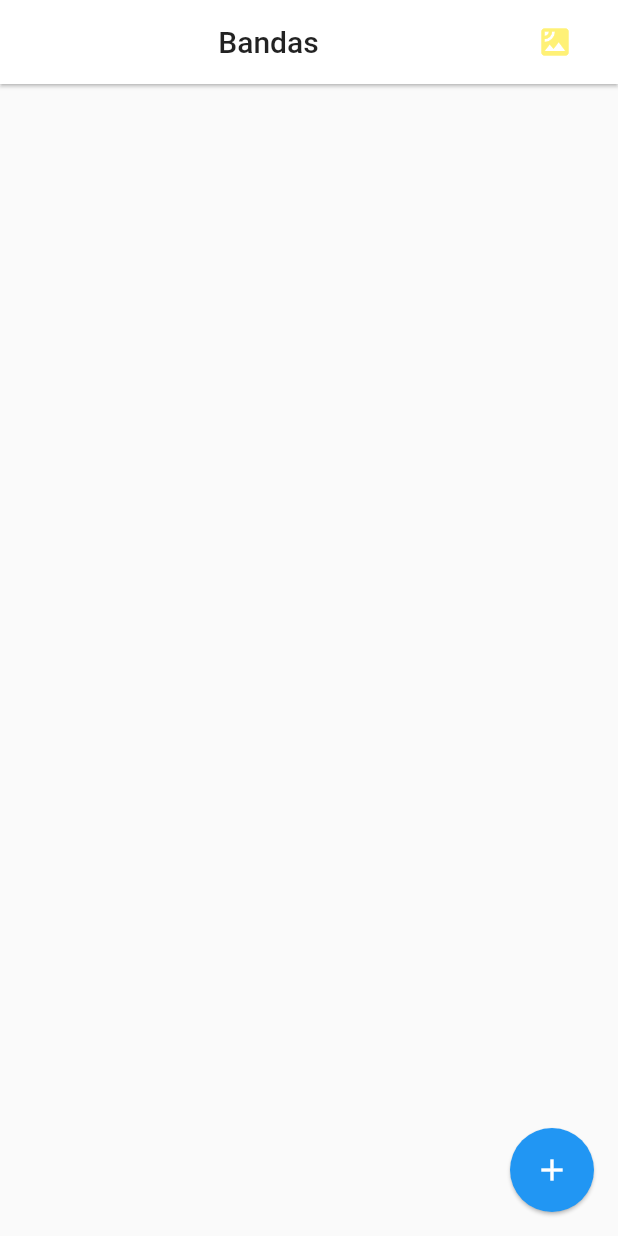
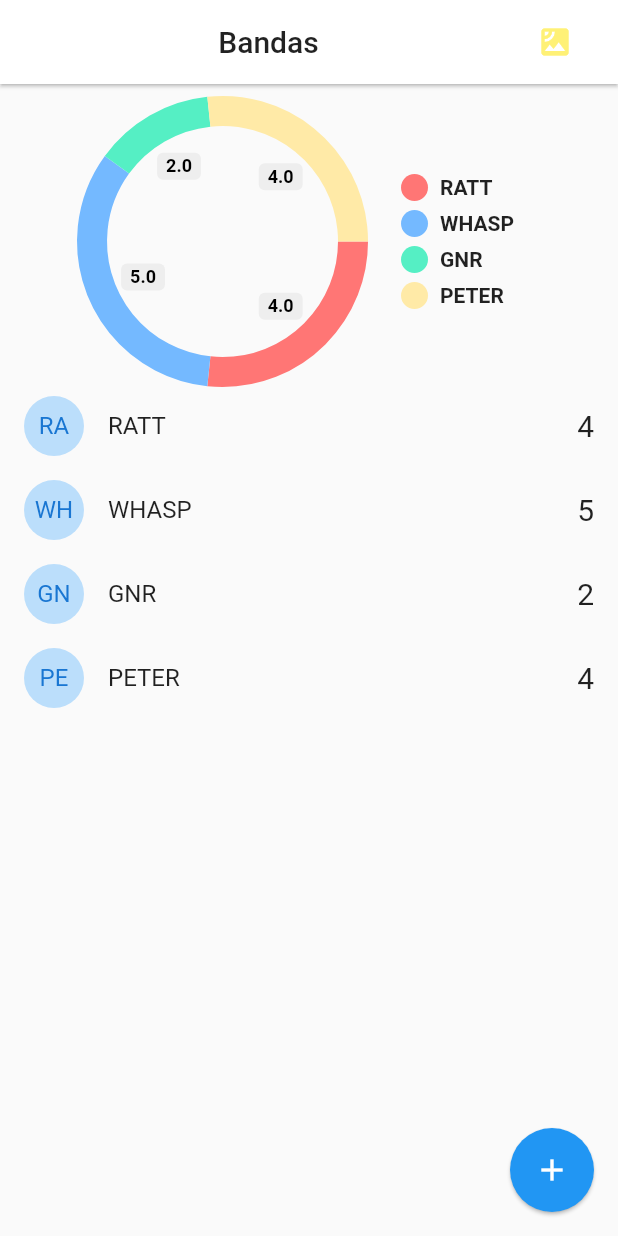
Before and after one commit to g-avalos/fron-band, a Flutter app: the screen it shows after launch, on a phone screen of 412 x 824 dp. Run offline on Flutter 3.47's test engine with Material 2 defaults, Android fonts, the phone set to English and light mode, and no system bars; drawn by our look-alikes of pie_chart; our stand-ins replace socket_io_client; network calls fail.

Commit message:
pie chart

```diff
--- a/lib/pages/home.dart
+++ b/lib/pages/home.dart
@@ -4,6 +4,7 @@ import 'package:band_names/services/socket_service.dart';
 import 'package:flutter/cupertino.dart';
 import 'package:flutter/material.dart';
 import 'package:band_names/models/bands.dart';
+import 'package:pie_chart/pie_chart.dart';
 import 'package:provider/provider.dart';
 
 class HomePage extends StatefulWidget {
@@ -13,22 +14,24 @@ class HomePage extends StatefulWidget {
 
 class _HomePageState extends State<HomePage> {
   List<Band> bands = [
-    // Band(id: '1', name: 'RATT', votes: 4),
-    // Band(id: '2', name: 'WHASP', votes: 5),
-    // Band(id: '3', name: 'GNR', votes: 2),
-    // Band(id: '4', name: 'PETER', votes: 4),
+    Band(id: '1', name: 'RATT', votes: 4),
+    Band(id: '2', name: 'WHASP', votes: 5),
+    Band(id: '3', name: 'GNR', votes: 2),
+    Band(id: '4', name: 'PETER', votes: 4),
   ];
 
   @override
   void initState() {
     final socketService = Provider.of<SocketService>(context, listen: false);
 
-    socketService.socket.on('active-bands', (payload) {
-      this.bands = (payload as List).map((e) => Band.fromMap(e)).toList();
-      setState(() {});
-    });
+    socketService.socket.on('active-bands', _handleActiveBands);
 
     super.initState();
+  }
+
+  _handleActiveBands(dynamic payload) {
+    this.bands = (payload as List).map((e) => Band.fromMap(e)).toList();
+    setState(() {});
   }
 
   @override
@@ -42,38 +45,41 @@ class _HomePageState extends State<HomePage> {
 
   @override
   Widget build(BuildContext context) {
-    final socketService = Provider.of<SocketService>(context);
-
     return Scaffold(
       appBar: AppBar(
         title: Center(
-            child: Text('Bandas', style: TextStyle(color: Colors.black87),
-          )),
+            child: Text(
+          'Bandas',
+          style: TextStyle(color: Colors.black87),
+        )),
         backgroundColor: Colors.white,
         elevation: 1,
         actions: <Widget>[
-          Container(
-            margin: EdgeInsets.only(right: 30),
-            child: buildIcon(socketService)
-          )
+          Container(margin: EdgeInsets.only(right: 30), child: buildIcon())
         ],
       ),
-      body: ListView.builder(
-          itemCount: bands.length,
-          itemBuilder: (context, i) => _buildListTile(bands[i])),
-          floatingActionButton: FloatingActionButton(
-            child: Icon(Icons.add),
-            elevation: 1,
-            onPressed: addNewBand
+      body: Column(
+        children: <Widget>[
+          _showGraph(),
+          Expanded(
+            child: ListView.builder(
+                itemCount: bands.length,
+                itemBuilder: (context, i) => _buildListTile(bands[i])),
           ),
+        ],
+      ),
+      floatingActionButton: FloatingActionButton(
+          child: Icon(Icons.add), elevation: 1, onPressed: addNewBand),
     );
   }
 
   Widget _buildListTile(Band band) {
+    final socketService = Provider.of<SocketService>(context, listen: false);
+
     return Dismissible(
       key: Key(band.id),
       direction: DismissDirection.startToEnd,
-      onDismissed: (direction) {},
+      onDismissed: (_) => socketService.emit('del-band', {'id': band.id}),
       background: Container(
         padding: EdgeInsets.only(left: 8.0),
         color: Colors.red,
@@ -91,10 +97,7 @@ class _HomePageState extends State<HomePage> {
         ),
         title: Text(band.name),
         trailing: Text('${band.votes}', style: TextStyle(fontSize: 20)),
-        onTap: () {
-          band.votes++;
-          setState(() {});
-        },
+        onTap: () => vote(band),
       ),
     );
   }
@@ -158,16 +161,16 @@ class _HomePageState extends State<HomePage> {
 
   void addBandToList(String nombre) {
     if (nombre.trim().length > 1) {
-      this
-          .bands
-          .add(Band(id: DateTime.now().toString(), name: nombre, votes: 0));
-      setState(() {});
+      final socketService = Provider.of<SocketService>(context, listen: false);
+      socketService.emit('add-band', {'name': nombre});
     }
 
     Navigator.pop(context);
   }
 
-  buildIcon(socketService) {
+  buildIcon() {
+    final socketService = Provider.of<SocketService>(context, listen: false);
+
     if (socketService.serverStatus == ServerStatus.Online)
       return Icon(Icons.check_circle, color: Colors.green[300]);
     else if (socketService.serverStatus == ServerStatus.Offline)
@@ -175,4 +178,45 @@ class _HomePageState extends State<HomePage> {
     else if (socketService.serverStatus == ServerStatus.Connecting)
       return Icon(Icons.satellite, color: Colors.yellow[300]);
   }
+
+  vote(Band band) {
+    final socketService = Provider.of<SocketService>(context, listen: false);
+    socketService.emit('vote-band', {'id': band.id});
+  }
+
+  Widget _showGraph() {
+    Map<String, double> dataMap = new Map();
+
+    bands.forEach((band) {
+      dataMap.putIfAbsent(band.name, () => band.votes.toDouble());
+    });
+
+    return Container(
+      padding: EdgeInsets.only(top: 10),
+      width: double.infinity,
+      height: 200,
+      child:
+        PieChart(
+          dataMap: dataMap,
+          animationDuration: Duration(milliseconds: 800),
+          chartLegendSpacing: 32,
+          initialAngleInDegree: 0,
+          chartType: ChartType.ring,
+          legendOptions: LegendOptions(
+            showLegendsInRow: false,
+            legendPosition: LegendPosition.right,
+            showLegends: true,
+            legendTextStyle: TextStyle(
+              fontWeight: FontWeight.bold,
+            ),
+          ),
+          chartValuesOptions: ChartValuesOptions(
+            showChartValueBackground: true,
+            showChartValues: true,
+            showChartValuesInPercentage: false,
+            showChartValuesOutside: false,
+          ),
+      )
+    );
+  }
 }
--- a/pubspec.yaml
+++ b/pubspec.yaml
@@ -28,8 +28,9 @@ dependencies:
   # The following adds the Cupertino Icons font to your application.
   # Use with the CupertinoIcons class for iOS style icons.
   cupertino_icons: ^0.1.3
-  socket_io_client: ^0.9.11
-  provider: ^4.3.2+2
+  socket_io_client: ^0.9.10
+  provider: ^4.3.1
+  pie_chart: ^4.0.1
 
 dev_dependencies:
   flutter_test:
```
Also changed, not shown: pubspec.lock.
